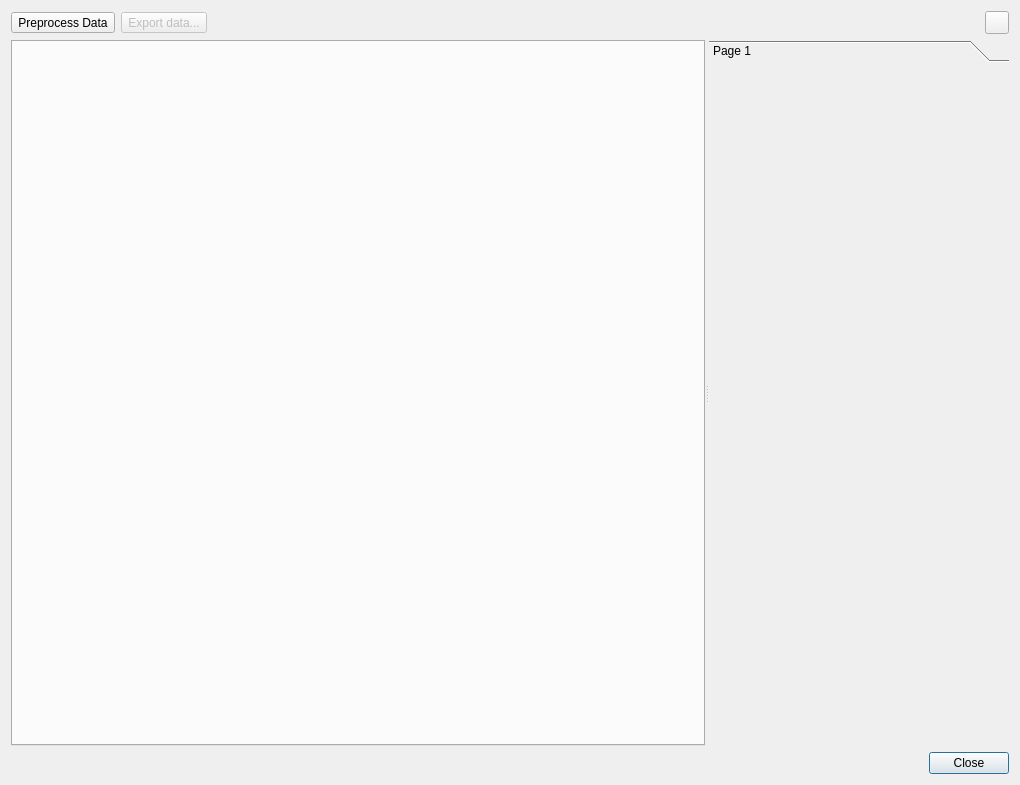
Old version of the form tse_analytics/modules/phenomaster/submodules/actimot/views/actimot_dialog.ui in the repository TSE-Systems/tse-analytics.
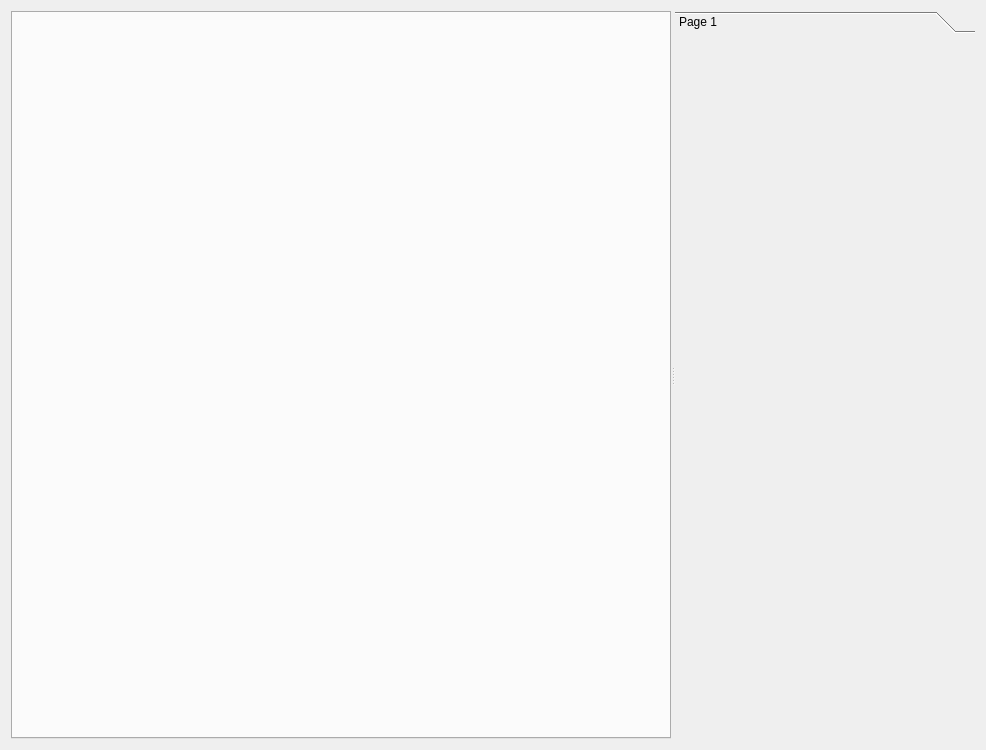
New version of the form. Icons and pictures are not drawn.

The edit to the form file:
```diff
--- a/tse_analytics/modules/phenomaster/submodules/actimot/views/actimot_dialog.ui
+++ b/tse_analytics/modules/phenomaster/submodules/actimot/views/actimot_dialog.ui
@@ -2,75 +2,19 @@
 <ui version="4.0">
  <author>Anton Rau</author>
  <class>ActimotDialog</class>
- <widget class="QDialog" name="ActimotDialog">
+ <widget class="QWidget" name="ActimotDialog">
   <property name="geometry">
    <rect>
     <x>0</x>
     <y>0</y>
-    <width>1020</width>
-    <height>785</height>
+    <width>986</width>
+    <height>750</height>
    </rect>
   </property>
   <property name="windowTitle">
    <string>Actimot Analysis</string>
   </property>
   <layout class="QVBoxLayout" name="verticalLayout">
-   <item>
-    <layout class="QHBoxLayout" name="toolbarLayout">
-     <item>
-      <widget class="QToolButton" name="toolButtonPreprocess">
-       <property name="text">
-        <string>Preprocess Data</string>
-       </property>
-       <property name="icon">
-        <iconset resource="../../../../../../resources/resources.qrc">
-         <normaloff>:/icons/preprocess.png</normaloff>:/icons/preprocess.png</iconset>
-       </property>
-       <property name="toolButtonStyle">
-        <enum>Qt::ToolButtonStyle::ToolButtonTextBesideIcon</enum>
-       </property>
-      </widget>
-     </item>
-     <item>
-      <widget class="QToolButton" name="toolButtonExport">
-       <property name="enabled">
-        <bool>false</bool>
-       </property>
-       <property name="text">
-        <string>Export data...</string>
-       </property>
-       <property name="icon">
-        <iconset resource="../../../../../../resources/resources.qrc">
-         <normaloff>:/icons/icons8-export-16.png</normaloff>:/icons/icons8-export-16.png</iconset>
-       </property>
-       <property name="toolButtonStyle">
-        <enum>Qt::ToolButtonStyle::ToolButtonTextBesideIcon</enum>
-       </property>
-      </widget>
-     </item>
-     <item>
-      <spacer name="horizontalSpacer">
-       <property name="orientation">
-        <enum>Qt::Orientation::Horizontal</enum>
-       </property>
-       <property name="sizeHint" stdset="0">
-        <size>
-         <width>40</width>
-         <height>20</height>
-        </size>
-       </property>
-      </spacer>
-     </item>
-     <item>
-      <widget class="QToolButton" name="toolButtonHelp">
-       <property name="icon">
-        <iconset resource="../../../../../../resources/resources.qrc">
-         <normaloff>:/icons/icons8-help-16.png</normaloff>:/icons/icons8-help-16.png</iconset>
-       </property>
-      </widget>
-     </item>
-    </layout>
-   </item>
    <item>
     <widget class="QSplitter" name="splitter">
      <property name="sizePolicy">
@@ -100,7 +44,7 @@
          <x>0</x>
          <y>0</y>
          <width>300</width>
-         <height>676</height>
+         <height>702</height>
         </rect>
        </property>
        <attribute name="label">
@@ -110,16 +54,6 @@
      </widget>
     </widget>
    </item>
-   <item>
-    <widget class="QDialogButtonBox" name="buttonBox">
-     <property name="orientation">
-      <enum>Qt::Orientation::Horizontal</enum>
-     </property>
-     <property name="standardButtons">
-      <set>QDialogButtonBox::StandardButton::Close</set>
-     </property>
-    </widget>
-   </item>
   </layout>
  </widget>
  <resources>
```
Left out of the diff: 37 changed lines with no effect on the pictures.
